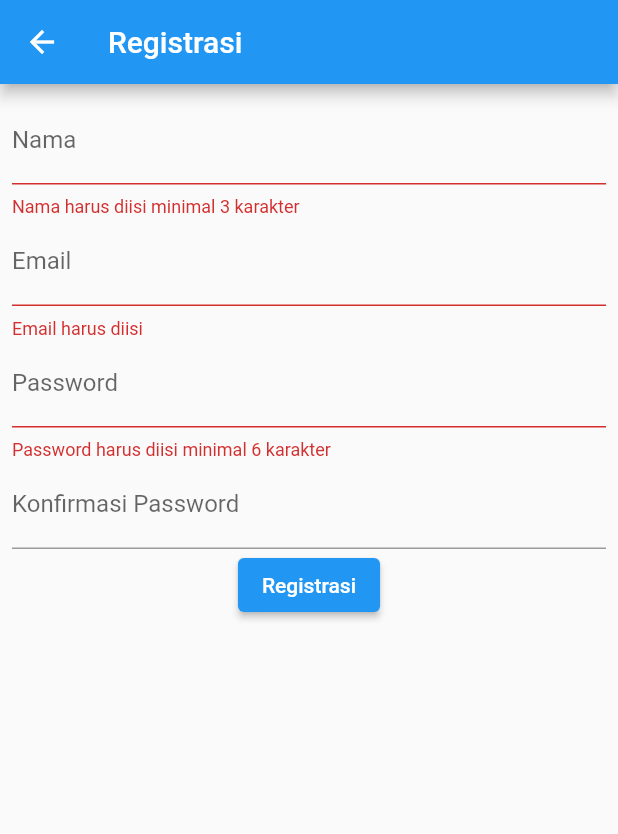
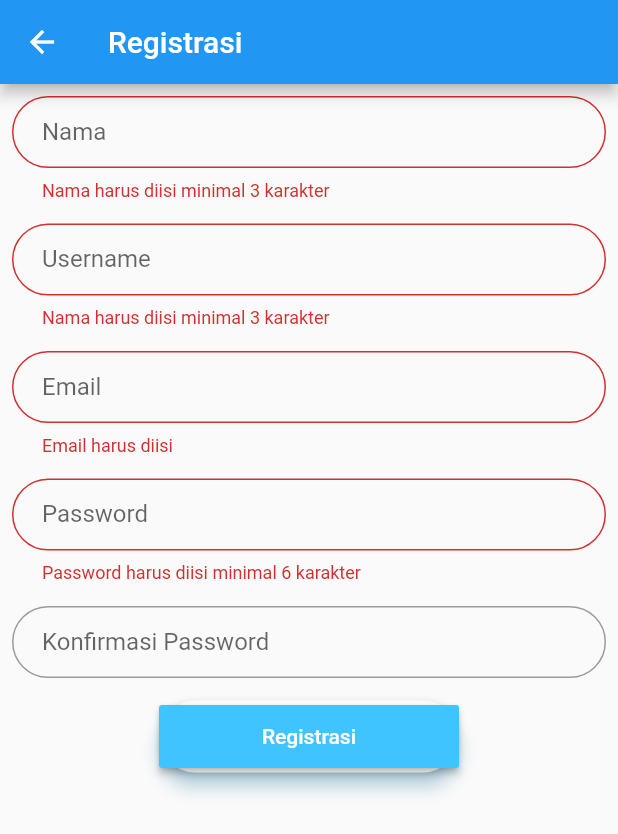
Before and after one commit to faizalindra/futsalwar, a Flutter app: the RegistrasiPage screen opened directly, after a tap on "Registrasi", on a phone screen of 412 x 824 dp. Shown: the top 834 px of the screen. Run offline on Flutter 3.47's test engine with Material 2 defaults, Android fonts, the phone set to English and light mode, and no system bars; our stand-ins replace shared_preferences; accounts and stored records are empty.

Commit message:
menambah dekorasi registrasi page, mengubah alamat api_url, menambah username ke registrasi_bloc

```diff
--- a/lib/bloc/login_bloc.dart
+++ b/lib/bloc/login_bloc.dart
@@ -3,7 +3,7 @@ import 'dart:convert';
 import 'package:futsalwar/helpers/api.dart';
 import 'package:futsalwar/helpers/api_url.dart';
 import 'package:futsalwar/model/login.dart';
-import 'package:futsalwar/model/registrasi.dart';
+// import 'package:futsalwar/model/registrasi.dart';
 
 class LoginBloc {
   static Future<Login> login({String email, String password}) async {
--- a/lib/bloc/registrasi_bloc.dart
+++ b/lib/bloc/registrasi_bloc.dart
@@ -6,10 +6,15 @@ import 'package:futsalwar/model/registrasi.dart';
 
 class RegistrasiBloc {
   static Future<Registrasi> registrasi(
-      {String nama, String email, String password}) async {
+      {String nama, String username, String email, String password}) async {
     String apiUrl = ApiUrl.registrasi;
 
-    var body = {"nama": nama, "email": email, "password": password};
+    var body = {
+      "nama": nama,
+      "username": username,
+      "email": email,
+      "password": password
+    };
 
     var response = await Api().post(apiUrl, body);
     var jsonObj = json.decode(response.body);
--- a/lib/helpers/api_url.dart
+++ b/lib/helpers/api_url.dart
@@ -1,5 +1,5 @@
 class ApiUrl {
-  static const String baseUrl = "Http://10.0.2.2/toko-api/public";
+  static const String baseUrl = "Http://10.0.2.2/futsal-api/public";
 
   static const String registrasi = baseUrl + '/registrasi';
   static const String login = baseUrl + '/login';
--- a/lib/main.dart
+++ b/lib/main.dart
@@ -1,8 +1,8 @@
 import 'package:flutter/material.dart';
 import 'package:futsalwar/ui/login_page.dart';
-import 'package:futsalwar/ui/registrasi_page.dart';
-import 'package:futsalwar/ui/produk_form.dart';
-import 'package:futsalwar/ui/produk_detail.dart';
+// import 'package:futsalwar/ui/registrasi_page.dart';
+// import 'package:futsalwar/ui/produk_form.dart';
+// import 'package:futsalwar/ui/produk_detail.dart';
 import 'package:futsalwar/ui/produk_page.dart';
 import 'package:futsalwar/helpers/user_info.dart';
 
--- a/lib/ui/registrasi_page.dart
+++ b/lib/ui/registrasi_page.dart
@@ -14,6 +14,7 @@ class _RegistrasiPageState extends State<RegistrasiPage> {
   bool _isLoading = false;
 
   final _namaTextboxController = TextEditingController();
+  final _usernameTextboxController = TextEditingController();
   final _emailTextboxController = TextEditingController();
   final _passwordTextboxController = TextEditingController();
 
@@ -33,9 +34,15 @@ class _RegistrasiPageState extends State<RegistrasiPage> {
                 mainAxisAlignment: MainAxisAlignment.center,
                 children: [
                   _namaTextField(),
+                  SizedBox(height: 15.0),
+                  _usernameTextField(),
+                  SizedBox(height: 15.0),
                   _emailTextField(),
+                  SizedBox(height: 15.0),
                   _passwordTextField(),
+                  SizedBox(height: 15.0),
                   _passwordKonfirmasitextField(),
+                  SizedBox(height: 15.0),
                   _buttonRegistrasi()
                 ],
               ),
@@ -49,9 +56,32 @@ class _RegistrasiPageState extends State<RegistrasiPage> {
 //membuat Textbox Nama
   Widget _namaTextField() {
     return TextFormField(
-      decoration: InputDecoration(labelText: "Nama"),
+      decoration: InputDecoration(
+        labelText: "Nama",
+        contentPadding: EdgeInsets.fromLTRB(20.0, 10.0, 20.0, 10.0),
+        border: OutlineInputBorder(borderRadius: BorderRadius.circular(32.0)),
+      ),
       keyboardType: TextInputType.text,
       controller: _namaTextboxController,
+      validator: (value) {
+        if (value.length < 3) {
+          return "Nama harus diisi minimal 3 karakter";
+        }
+        return null;
+      },
+    );
+  }
+
+  //textbox username
+  Widget _usernameTextField() {
+    return TextFormField(
+      decoration: InputDecoration(
+        labelText: "Username",
+        contentPadding: EdgeInsets.fromLTRB(20.0, 10.0, 20.0, 10.0),
+        border: OutlineInputBorder(borderRadius: BorderRadius.circular(32.0)),
+      ),
+      keyboardType: TextInputType.text,
+      controller: _usernameTextboxController,
       validator: (value) {
         if (value.length < 3) {
           return "Nama harus diisi minimal 3 karakter";
@@ -64,7 +94,11 @@ class _RegistrasiPageState extends State<RegistrasiPage> {
 //membuat TextBox email
   Widget _emailTextField() {
     return TextFormField(
-      decoration: InputDecoration(labelText: "Email"),
+      decoration: InputDecoration(
+        labelText: "Email",
+        contentPadding: EdgeInsets.fromLTRB(20.0, 10.0, 20.0, 10.0),
+        border: OutlineInputBorder(borderRadius: BorderRadius.circular(32.0)),
+      ),
       keyboardType: TextInputType.emailAddress,
       controller: _emailTextboxController,
       validator: (value) {
@@ -87,7 +121,11 @@ class _RegistrasiPageState extends State<RegistrasiPage> {
 //membuat textbox password
   Widget _passwordTextField() {
     return TextFormField(
-      decoration: InputDecoration(labelText: "Password"),
+      decoration: InputDecoration(
+        labelText: "Password",
+        contentPadding: EdgeInsets.fromLTRB(20.0, 10.0, 20.0, 10.0),
+        border: OutlineInputBorder(borderRadius: BorderRadius.circular(32.0)),
+      ),
       keyboardType: TextInputType.text,
       controller: _passwordTextboxController,
       validator: (value) {
@@ -102,7 +140,11 @@ class _RegistrasiPageState extends State<RegistrasiPage> {
 //membuat textbox Konfirmasi Password
   Widget _passwordKonfirmasitextField() {
     return TextFormField(
-      decoration: InputDecoration(labelText: "Konfirmasi Password"),
+      decoration: InputDecoration(
+        labelText: "Konfirmasi Password",
+        contentPadding: EdgeInsets.fromLTRB(20.0, 10.0, 20.0, 10.0),
+        border: OutlineInputBorder(borderRadius: BorderRadius.circular(32.0)),
+      ),
       keyboardType: TextInputType.text,
       obscureText: true,
       validator: (value) {
@@ -115,15 +157,37 @@ class _RegistrasiPageState extends State<RegistrasiPage> {
   }
 
 //membuat tombol registrasi
+  // Widget _buttonRegistrasi() {
+  //   return ElevatedButton(
+  //       child: Text("Registrasi"),
+  //       onPressed: () {
+  //         var validate = _formKey.currentState.validate();
+  //         if (validate) {
+  //           if (!_isLoading) _submit();
+  //         }
+  //       });
+  // }
   Widget _buttonRegistrasi() {
-    return ElevatedButton(
-        child: Text("Registrasi"),
+    return Material(
+      borderRadius: BorderRadius.circular(30.0),
+      shadowColor: Colors.lightBlueAccent.shade100,
+      elevation: 5.0,
+      child: MaterialButton(
+        minWidth: 200.0,
+        height: 42.0,
         onPressed: () {
           var validate = _formKey.currentState.validate();
           if (validate) {
             if (!_isLoading) _submit();
           }
-        });
+        },
+        color: Colors.lightBlueAccent,
+        child: Text(
+          'Registrasi',
+          style: TextStyle(color: Colors.white),
+        ),
+      ),
+    );
   }
 
   void _submit() {
@@ -133,6 +197,7 @@ class _RegistrasiPageState extends State<RegistrasiPage> {
     });
     RegistrasiBloc.registrasi(
             nama: _namaTextboxController.text,
+            username: _usernameTextboxController.text,
             email: _emailTextboxController.text,
             password: _passwordTextboxController.text)
         .then((value) {
```
